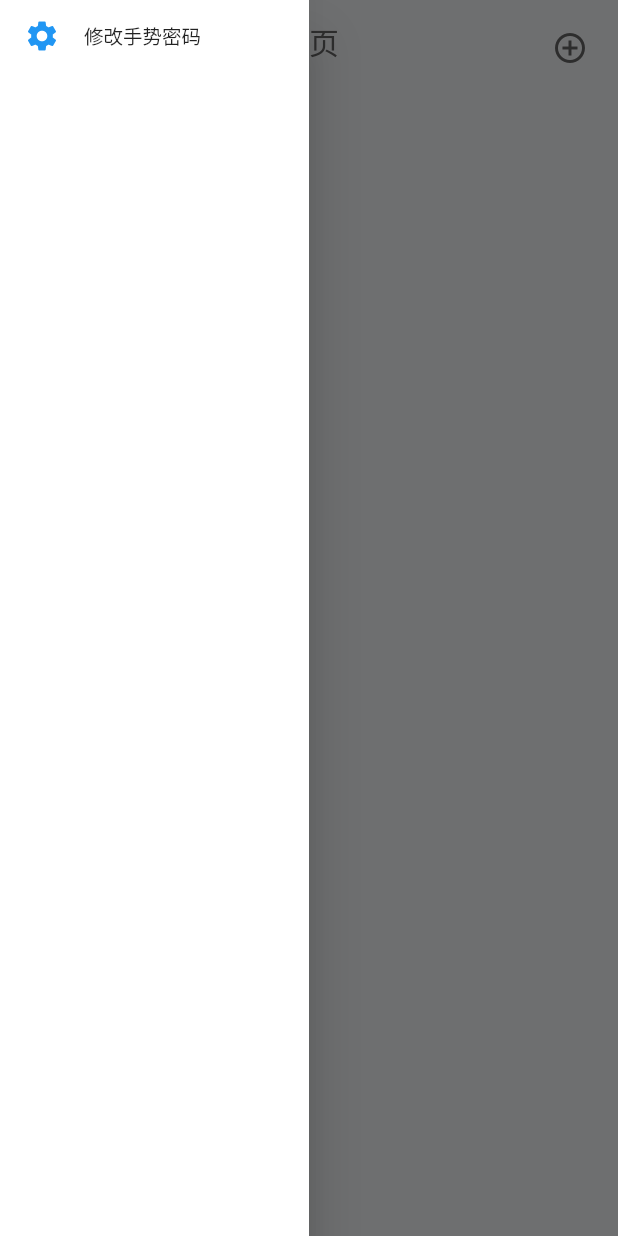
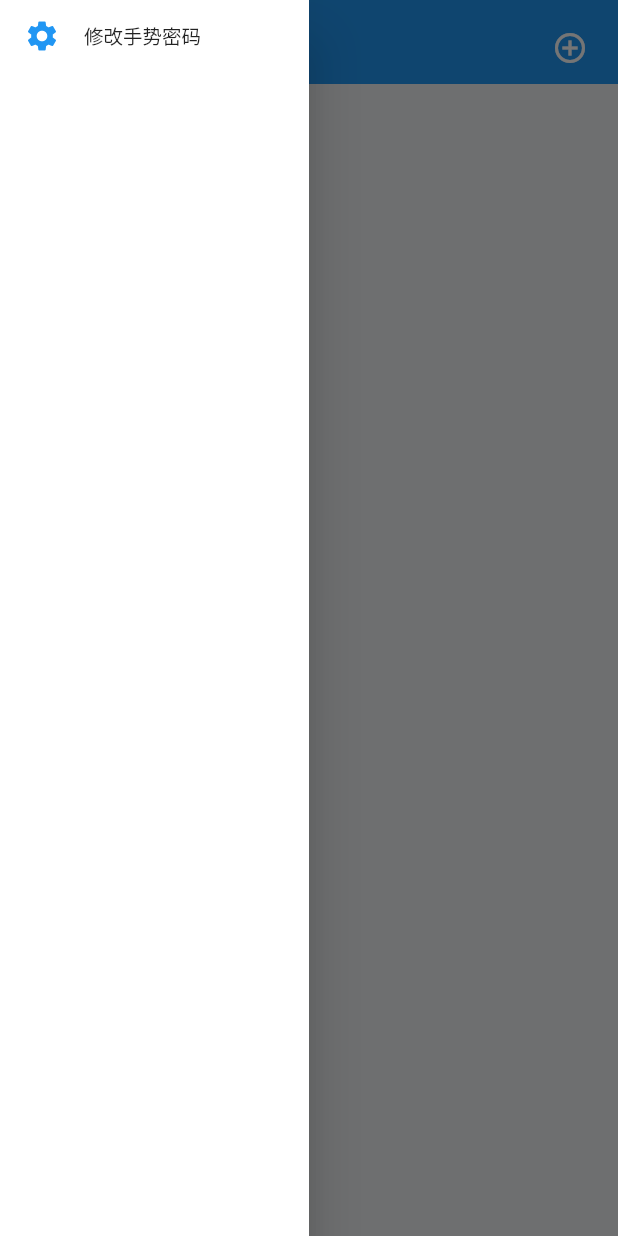
Before and after one commit to chen-ccll/Flutter-Authenticator-app, a Flutter app: the MyHomePage screen opened directly, with the side drawer open, on a phone screen of 412 x 824 dp. Run offline on Flutter 3.47's test engine with Material 2 defaults, Android fonts, the phone set to English and light mode, and no system bars; our stand-ins replace flutter_swipe_action_cell, pinput, shared_preferences; missing offline and left inert: base32, custom_pop_up_menu, gesture_password_widget, otp, qr_code_scanner; accounts and stored records are empty.

Commit message:
home_color

```diff
--- a/lib/pages/home/home.dart
+++ b/lib/pages/home/home.dart
@@ -188,20 +188,23 @@ class _MyHomePageState extends State<MyHomePage> {
       ),
       appBar: AppBar(
         centerTitle: true,
-        title: Text(
-          '首页',
-          style: TextStyle(color: Color.fromARGB(255, 98, 97, 97)),
-        ),
+        // title: Text(
+        //   '首页',
+        //   style: TextStyle(color: Color.fromARGB(255, 98, 97, 97)),
+        // ),
         elevation: 0,
-        backgroundColor: Color.fromRGBO(240, 242, 245, 1),
-        iconTheme: IconThemeData(color: Color.fromARGB(255, 98, 97, 97)),
+        // backgroundColor: Color.fromRGBO(240, 242, 245, 1),
+        // iconTheme: IconThemeData(color: Color.fromARGB(255, 98, 97, 97)),
         bottomOpacity: 0,
         actions: [
           CustomPopupMenu(
             barrierColor: Colors.transparent,
             child: Container(
-              child: Icon(Icons.add_circle_outline,
-                  color: Color.fromARGB(255, 98, 97, 97)),
+              child: Icon(
+                Icons.add_circle_outline,
+                // color: Color.fromARGB(255, 98, 97, 97)
+                color: Colors.white,
+              ),
               padding: EdgeInsets.all(20),
             ),
             menuBuilder: () => ClipRRect(
```
